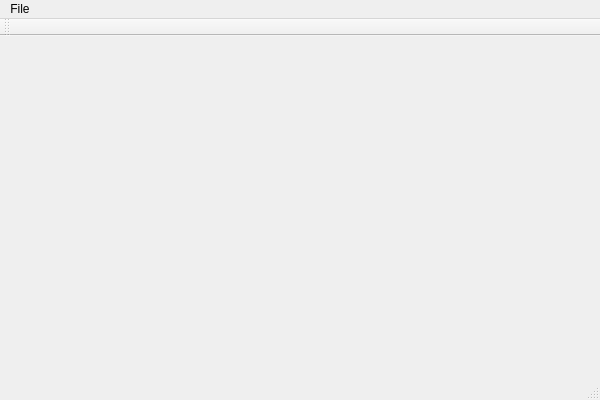
Qt form QtShaderTest/MainWindow.ui (gnishida/QtShaderTest) before a commit.
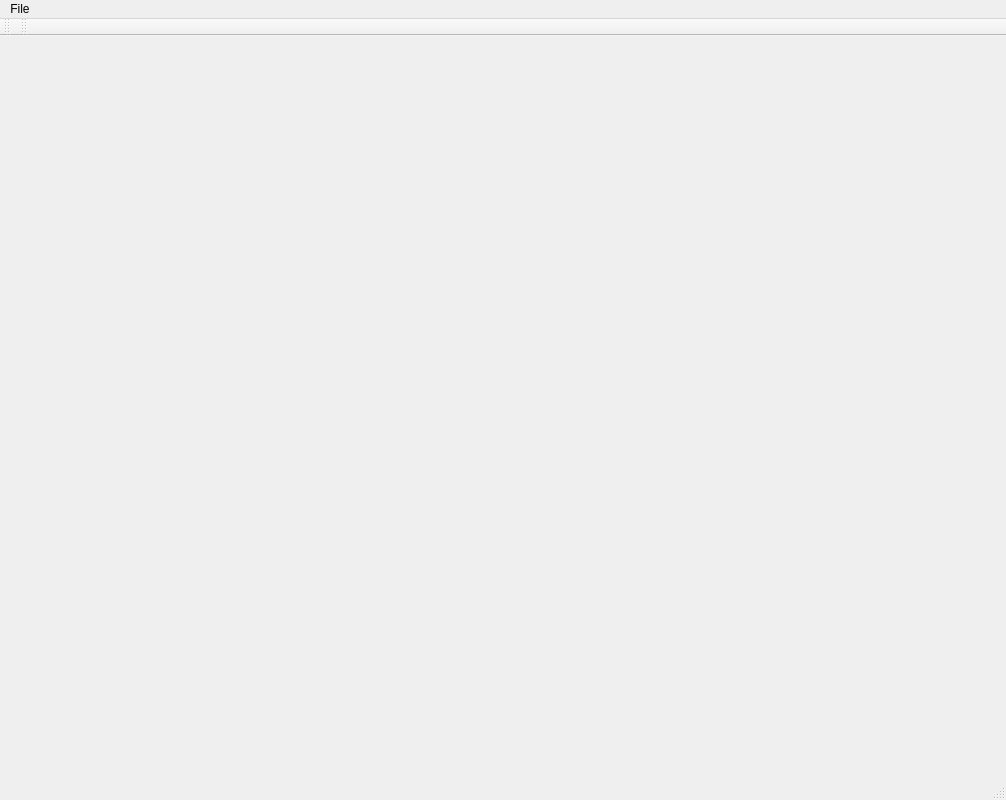
The same form after that commit. Icons and pictures are not drawn.

```diff
--- a/QtShaderTest/MainWindow.ui
+++ b/QtShaderTest/MainWindow.ui
@@ -6,10 +6,16 @@
    <rect>
     <x>0</x>
     <y>0</y>
-    <width>600</width>
-    <height>400</height>
+    <width>1006</width>
+    <height>800</height>
    </rect>
   </property>
+  <property name="minimumSize">
+   <size>
+    <width>1000</width>
+    <height>800</height>
+   </size>
+  </property>
   <property name="windowTitle">
    <string>MainWindow</string>
   </property>
@@ -19,7 +25,7 @@
     <rect>
      <x>0</x>
      <y>0</y>
-     <width>600</width>
+     <width>1006</width>
      <height>21</height>
     </rect>
    </property>
@@ -33,7 +39,15 @@
    </widget>
    <addaction name="menuFile"/>
   </widget>
-  <widget class="QToolBar" name="mainToolBar">
+  <widget class="QToolBar" name="fileToolBar">
+   <attribute name="toolBarArea">
+    <enum>TopToolBarArea</enum>
+   </attribute>
+   <attribute name="toolBarBreak">
+    <bool>false</bool>
+   </attribute>
+  </widget>
+  <widget class="QToolBar" name="modeToolBar">
    <attribute name="toolBarArea">
     <enum>TopToolBarArea</enum>
    </attribute>
```
Left out of the diff: 193 changed lines with no effect on the pictures.
